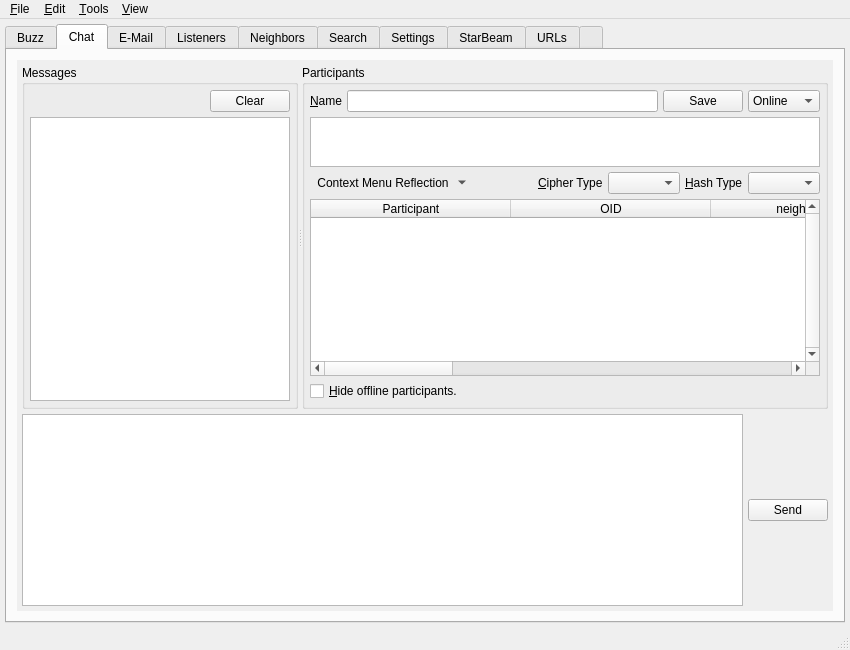
Old version of the form branches/trunk/UI/spot-on-controlcenter.ui in the repository textbrowser/spot-on.
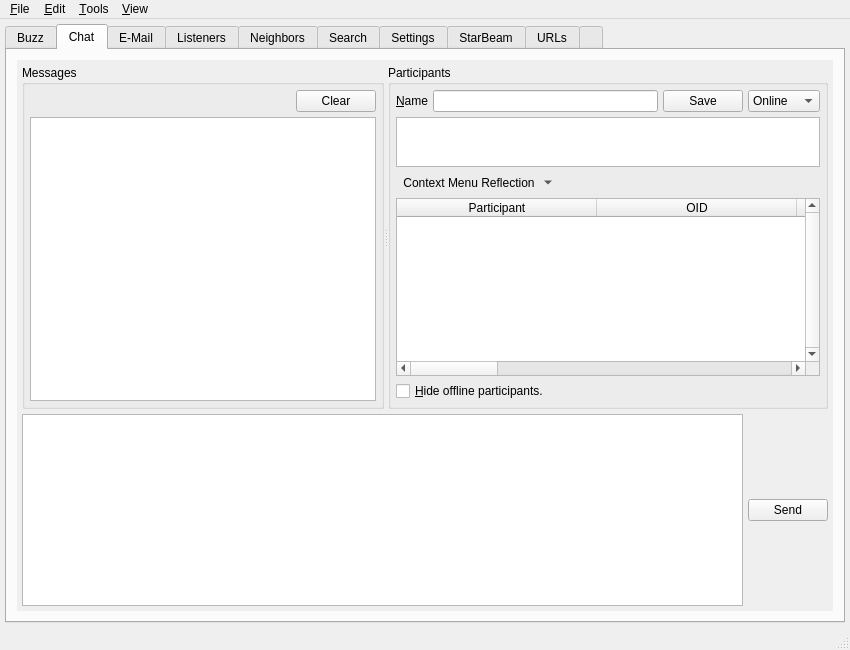
New version of the form. The open tabs and pages were chosen to show the change. Icons and pictures are not drawn. Custom widgets are drawn as their Qt base class.

Commit message: Without parents.

```diff
--- a/branches/trunk/UI/spot-on-controlcenter.ui
+++ b/branches/trunk/UI/spot-on-controlcenter.ui
@@ -733,40 +733,6 @@
                          </property>
                         </spacer>
                        </item>
-                       <item>
-                        <widget class="QLabel" name="label_29">
-                         <property name="text">
-                          <string>&amp;Cipher Type</string>
-                         </property>
-                         <property name="buddy">
-                          <cstring>chat_g_cipher</cstring>
-                         </property>
-                        </widget>
-                       </item>
-                       <item>
-                        <widget class="QComboBox" name="chat_g_cipher">
-                         <property name="sizeAdjustPolicy">
-                          <enum>QComboBox::AdjustToContents</enum>
-                         </property>
-                        </widget>
-                       </item>
-                       <item>
-                        <widget class="QLabel" name="label_40">
-                         <property name="text">
-                          <string>&amp;Hash Type</string>
-                         </property>
-                         <property name="buddy">
-                          <cstring>chat_g_hash</cstring>
-                         </property>
-                        </widget>
-                       </item>
-                       <item>
-                        <widget class="QComboBox" name="chat_g_hash">
-                         <property name="sizeAdjustPolicy">
-                          <enum>QComboBox::AdjustToContents</enum>
-                         </property>
-                        </widget>
-                       </item>
                       </layout>
                      </item>
                      <item>
@@ -824,12 +790,12 @@
                        </column>
                        <column>
                         <property name="text">
-                         <string>Gemini Encryption Key</string>
+                         <string>Gemini AES-256 Encryption Key</string>
                         </property>
                        </column>
                        <column>
                         <property name="text">
-                         <string>Gemini Hash Key</string>
+                         <string>Gemini SHA-512 Hash Key</string>
                         </property>
                        </column>
                        <column>
```
Left out of the diff: 40 changed lines with no effect on the pictures. The commit also changes 1 other file.
